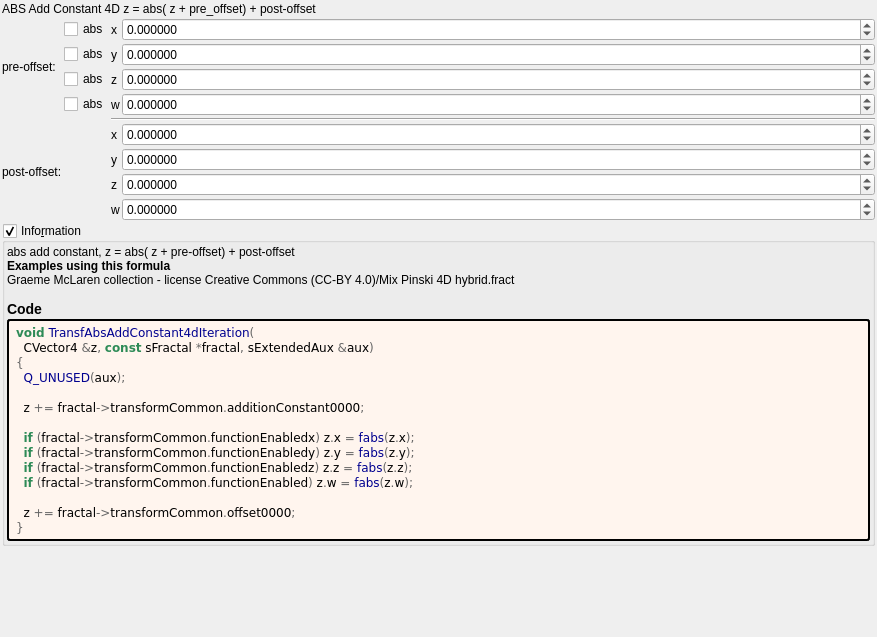
The window that mandelbulber2/formula/ui/transf_abs_add_constant4d.ui (irinox-ctrl/mandelbulber2) describes before a commit, drawn with Qt 5.
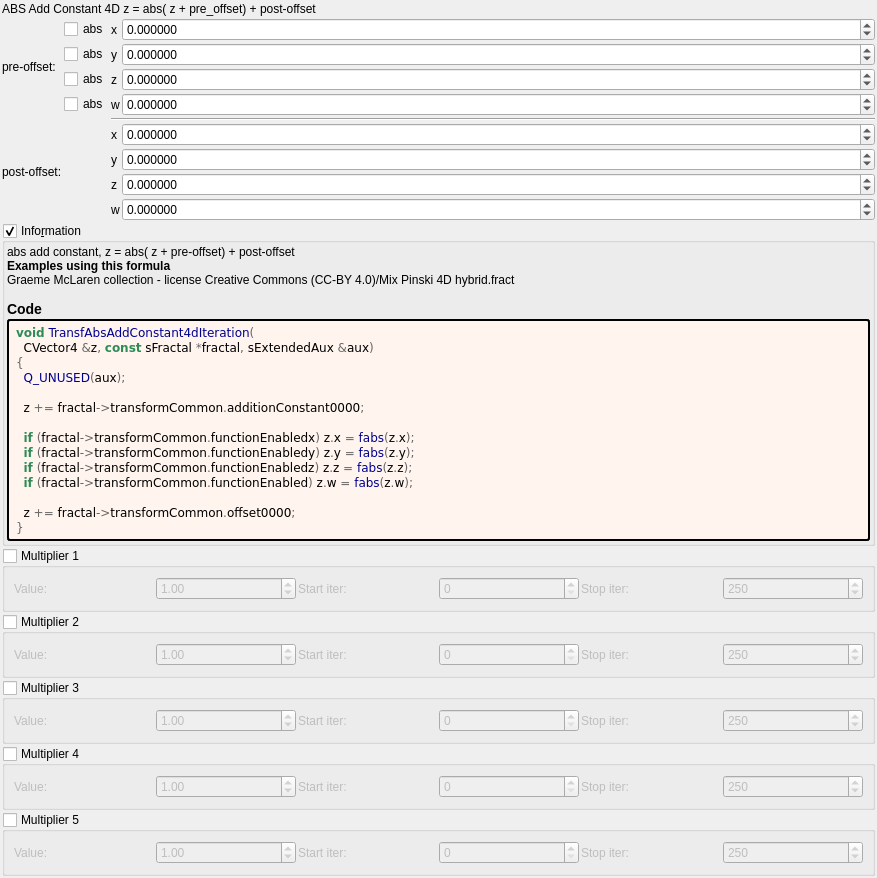
The same window after the commit. Custom widgets are drawn as their Qt base class.

Commit message:
feat: add 5 general-purpose multipliers to all 1007 fractal formulas
Each multiplier has:
- Checkbox (OFF by default)
- Value spinbox (default 1.0, range -100 to 100)
- Iteration start/stop range

Logic: z *= value; DE *= |value|;

Uses existing transformCommon parameters:
- Checkboxes: functionEnabledBx/By/Bz/Bw/CzFalse
- Values: scale4/5/6/8/16
- Ranges: startIterationsB-F/stopIterationsB-F

Modified 1007 .cpp (CPU), 1006 .cl (GPU), 1023 .ui files.
Both source (formula/) and deploy (deploy/share/) copies updated.

What changed in the file:
```diff
--- a/mandelbulber2/formula/ui/transf_abs_add_constant4d.ui
+++ b/mandelbulber2/formula/ui/transf_abs_add_constant4d.ui
@@ -437,6 +437,192 @@
      </layout>
     </widget>
    </item>
+   <item>
+    <widget class="MyGroupBox" name="groupCheck_transf_function_enabledBx_false">
+     <property name="title"><string>Multiplier 1</string></property>
+     <property name="checkable"><bool>true</bool></property>
+     <property name="checked"><bool>false</bool></property>
+     <layout class="QGridLayout" name="gridLayout_mult1">
+      <property name="spacing"><number>2</number></property>
+      <item row="0" column="0">
+       <widget class="QLabel"><property name="text"><string>Value:</string></property></widget>
+      </item>
+      <item row="0" column="1">
+       <widget class="MyDoubleSpinBox" name="spinbox_transf_scale_4">
+        <property name="minimum"><double>-100.0</double></property><property name="maximum"><double>100.0</double></property>
+        <property name="singleStep"><double>0.01</double></property><property name="value"><double>1.0</double></property>
+       </widget>
+      </item>
+      <item row="0" column="2">
+       <widget class="QLabel"><property name="text"><string>Start iter:</string></property></widget>
+      </item>
+      <item row="0" column="3">
+       <widget class="MySpinBox" name="spinboxInt_transf_start_iterations_B">
+        <property name="minimum"><number>0</number></property><property name="maximum"><number>10000</number></property>
+        <property name="value"><number>0</number></property>
+       </widget>
+      </item>
+      <item row="0" column="4">
+       <widget class="QLabel"><property name="text"><string>Stop iter:</string></property></widget>
+      </item>
+      <item row="0" column="5">
+       <widget class="MySpinBox" name="spinboxInt_transf_stop_iterations_B">
+        <property name="minimum"><number>0</number></property><property name="maximum"><number>10000</number></property>
+        <property name="value"><number>250</number></property>
+       </widget>
+      </item>
+     </layout>
+    </widget>
+   </item>
+   <item>
+    <widget class="MyGroupBox" name="groupCheck_transf_function_enabledBy_false">
+     <property name="title"><string>Multiplier 2</string></property>
+     <property name="checkable"><bool>true</bool></property>
+     <property name="checked"><bool>false</bool></property>
+     <layout class="QGridLayout" name="gridLayout_mult2">
+      <property name="spacing"><number>2</number></property>
+      <item row="0" column="0">
+       <widget class="QLabel"><property name="text"><string>Value:</string></property></widget>
+      </item>
+      <item row="0" column="1">
+       <widget class="MyDoubleSpinBox" name="spinbox_transf_scale_5">
+        <property name="minimum"><double>-100.0</double></property><property name="maximum"><double>100.0</double></property>
+        <property name="singleStep"><double>0.01</double></property><property name="value"><double>1.0</double></property>
+       </widget>
+      </item>
+      <item row="0" column="2">
+       <widget class="QLabel"><property name="text"><string>Start iter:</string></property></widget>
+      </item>
+      <item row="0" column="3">
+       <widget class="MySpinBox" name="spinboxInt_transf_start_iterations_C">
+        <property name="minimum"><number>0</number></property><property name="maximum"><number>10000</number></property>
+        <property name="value"><number>0</number></property>
+       </widget>
+      </item>
+      <item row="0" column="4">
+       <widget class="QLabel"><property name="text"><string>Stop iter:</string></property></widget>
+      </item>
+      <item row="0" column="5">
+       <widget class="MySpinBox" name="spinboxInt_transf_stop_iterations_C">
+        <property name="minimum"><number>0</number></property><property name="maximum"><number>10000</number></property>
+        <property name="value"><number>250</number></property>
+       </widget>
+      </item>
+     </layout>
+    </widget>
+   </item>
+   <item>
+    <widget class="MyGroupBox" name="groupCheck_transf_function_enabledBz_false">
+     <property name="title"><string>Multiplier 3</string></property>
+     <property name="checkable"><bool>true</bool></property>
+     <property name="checked"><bool>false</bool></property>
+     <layout class="QGridLayout" name="gridLayout_mult3">
+      <property name="spacing"><number>2</number></property>
+      <item row="0" column="0">
+       <widget class="QLabel"><property name="text"><string>Value:</string></property></widget>
+      </item>
+      <item row="0" column="1">
+       <widget class="MyDoubleSpinBox" name="spinbox_transf_scale_6">
+        <property name="minimum"><double>-100.0</double></property><property name="maximum"><double>100.0</double></property>
+        <property name="singleStep"><double>0.01</double></property><property name="value"><double>1.0</double></property>
+       </widget>
+      </item>
+      <item row="0" column="2">
+       <widget class="QLabel"><property name="text"><string>Start iter:</string></property></widget>
+      </item>
+      <item row="0" column="3">
+       <widget class="MySpinBox" name="spinboxInt_transf_start_iterations_D">
+        <property name="minimum"><number>0</number></property><property name="maximum"><number>10000</number></property>
+        <property name="value"><number>0</number></property>
+       </widget>
+      </item>
+      <item row="0" column="4">
+       <widget class="QLabel"><property name="text"><string>Stop iter:</string></property></widget>
+      </item>
+      <item row="0" column="5">
+       <widget class="MySpinBox" name="spinboxInt_transf_stop_iterations_D">
+        <property name="minimum"><number>0</number></property><property name="maximum"><number>10000</number></property>
+        <property name="value"><number>250</number></property>
+       </widget>
+      </item>
+     </layout>
+    </widget>
+   </item>
+   <item>
+    <widget class="MyGroupBox" name="groupCheck_transf_function_enabledBw_false">
+     <property name="title"><string>Multiplier 4</string></property>
+     <property name="checkable"><bool>true</bool></property>
+     <property name="checked"><bool>false</bool></property>
+     <layout class="QGridLayout" name="gridLayout_mult4">
+      <property name="spacing"><number>2</number></property>
+      <item row="0" column="0">
+       <widget class="QLabel"><property name="text"><string>Value:</string></property></widget>
+      </item>
+      <item row="0" column="1">
+       <widget class="MyDoubleSpinBox" name="spinbox_transf_scale_8">
+        <property name="minimum"><double>-100.0</double></property><property name="maximum"><double>100.0</double></property>
+        <property name="singleStep"><double>0.01</double></property><property name="value"><double>1.0</double></property>
+       </widget>
+      </item>
+      <item row="0" column="2">
+       <widget class="QLabel"><property name="text"><string>Start iter:</string></property></widget>
+      </item>
+      <item row="0" column="3">
+       <widget class="MySpinBox" name="spinboxInt_transf_start_iterations_E">
+        <property name="minimum"><number>0</number></property><property name="maximum"><number>10000</number></property>
+        <property name="value"><number>0</number></property>
+       </widget>
+      </item>
+      <item row="0" column="4">
+       <widget class="QLabel"><property name="text"><string>Stop iter:</string></property></widget>
+      </item>
+      <item row="0" column="5">
+       <widget class="MySpinBox" name="spinboxInt_transf_stop_iterations_E">
+        <property name="minimum"><number>0</number></property><property name="maximum"><number>10000</number></property>
+        <property name="value"><number>250</number></property>
+       </widget>
+      </item>
+     </layout>
+    </widget>
+   </item>
+   <item>
+    <widget class="MyGroupBox" name="groupCheck_transf_function_enabledCz_false">
+     <property name="title"><string>Multiplier 5</string></property>
+     <property name="checkable"><bool>true</bool></property>
+     <property name="checked"><bool>false</bool></property>
+     <layout class="QGridLayout" name="gridLayout_mult5">
+      <property name="spacing"><number>2</number></property>
+      <item row="0" column="0">
+       <widget class="QLabel"><property name="text"><string>Value:</string></property></widget>
+      </item>
+      <item row="0" column="1">
+       <widget class="MyDoubleSpinBox" name="spinbox_transf_scale_16">
+        <property name="minimum"><double>-100.0</double></property><property name="maximum"><double>100.0</double></property>
+        <property name="singleStep"><double>0.01</double></property><property name="value"><double>1.0</double></property>
+       </widget>
+      </item>
+      <item row="0" column="2">
+       <widget class="QLabel"><property name="text"><string>Start iter:</string></property></widget>
+      </item>
+      <item row="0" column="3">
+       <widget class="MySpinBox" name="spinboxInt_transf_start_iterations_F">
+        <property name="minimum"><number>0</number></property><property name="maximum"><number>10000</number></property>
+        <property name="value"><number>0</number></property>
+       </widget>
+      </item>
+      <item row="0" column="4">
+       <widget class="QLabel"><property name="text"><string>Stop iter:</string></property></widget>
+      </item>
+      <item row="0" column="5">
+       <widget class="MySpinBox" name="spinboxInt_transf_stop_iterations_F">
+        <property name="minimum"><number>0</number></property><property name="maximum"><number>10000</number></property>
+        <property name="value"><number>250</number></property>
+       </widget>
+      </item>
+     </layout>
+    </widget>
+   </item>
+
    <item>
     <spacer name="verticalSpacer">
      <property name="orientation">
@@ -469,6 +655,11 @@
    <extends>QDoubleSpinBox</extends>
    <header>my_double_spin_box.h</header>
   </customwidget>
+   <customwidget>
+   <class>MySpinBox</class>
+   <extends>QSpinBox</extends>
+   <header>my_spin_box.h</header>
+  </customwidget>
  </customwidgets>
  <tabstops>
   <tabstop>checkBox_transf_function_enabledx</tabstop>
```
The commit also changes 3972 other files.
